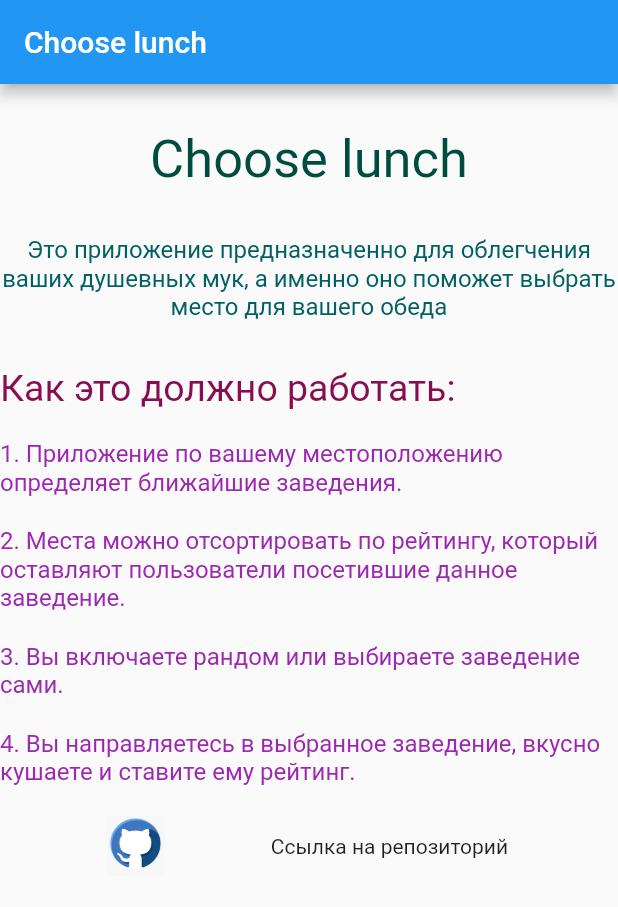
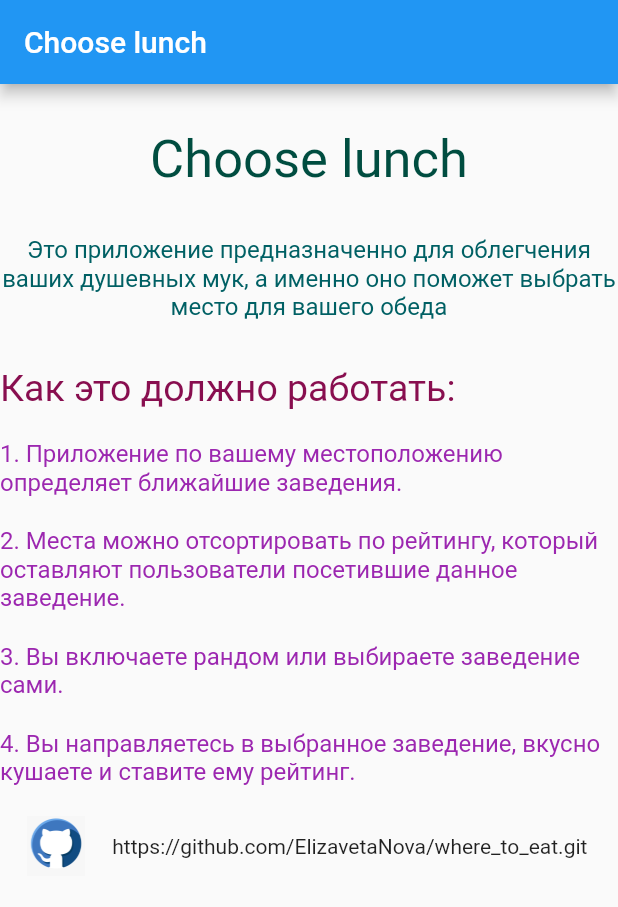
Before and after one commit to ElizavetaNova/where_to_eat, a Flutter app: the screen it shows after launch, on a phone screen of 412 x 824 dp. Shown: the top 907 px of the screen. Run offline on Flutter 3.47's test engine with Material 2 defaults, Android fonts, the phone set to English and light mode, and no system bars.

Commit message:
Добавлена ссылка на репозиторий

```diff
--- a/lib/main.dart
+++ b/lib/main.dart
@@ -122,7 +122,7 @@ class _MyHomePageState extends State<MyHomePage> {
                         //child: Text(
                           //  'Ссылка на репозиторий'
                         //),
-                       const SelectableText('Ссылка на репозиторий',
+                       const SelectableText('https://github.com/ElizavetaNova/where_to_eat.git',
                               cursorColor: Colors.red,
                               showCursor: true,
                               toolbarOptions: ToolbarOptions(
```
